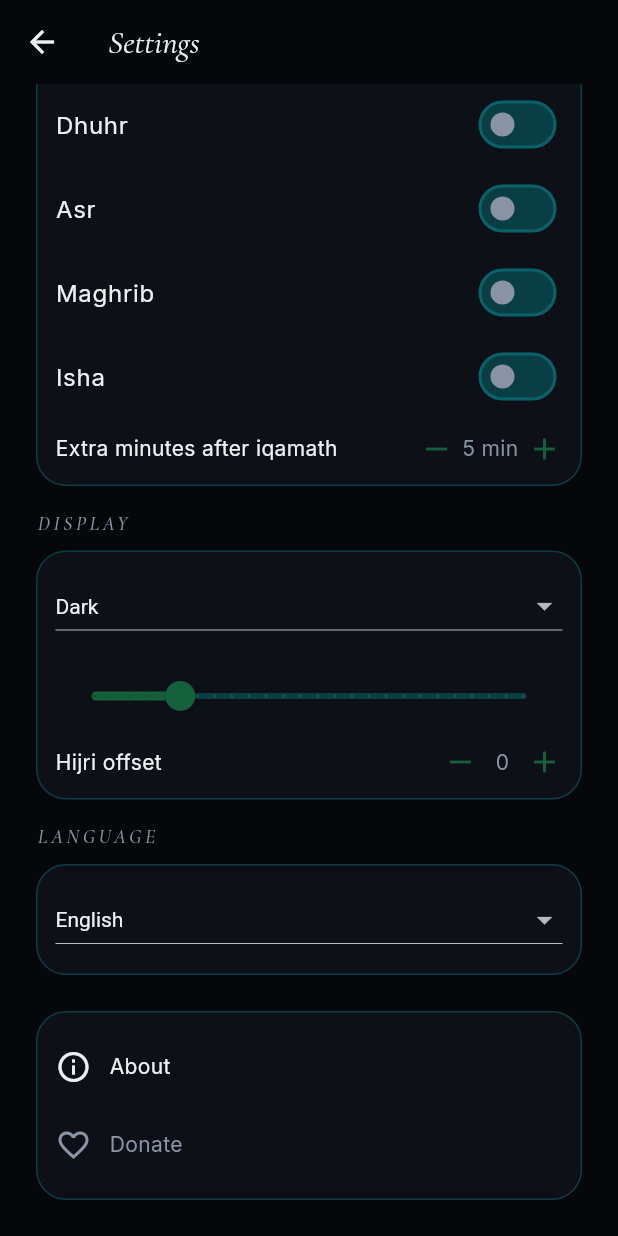
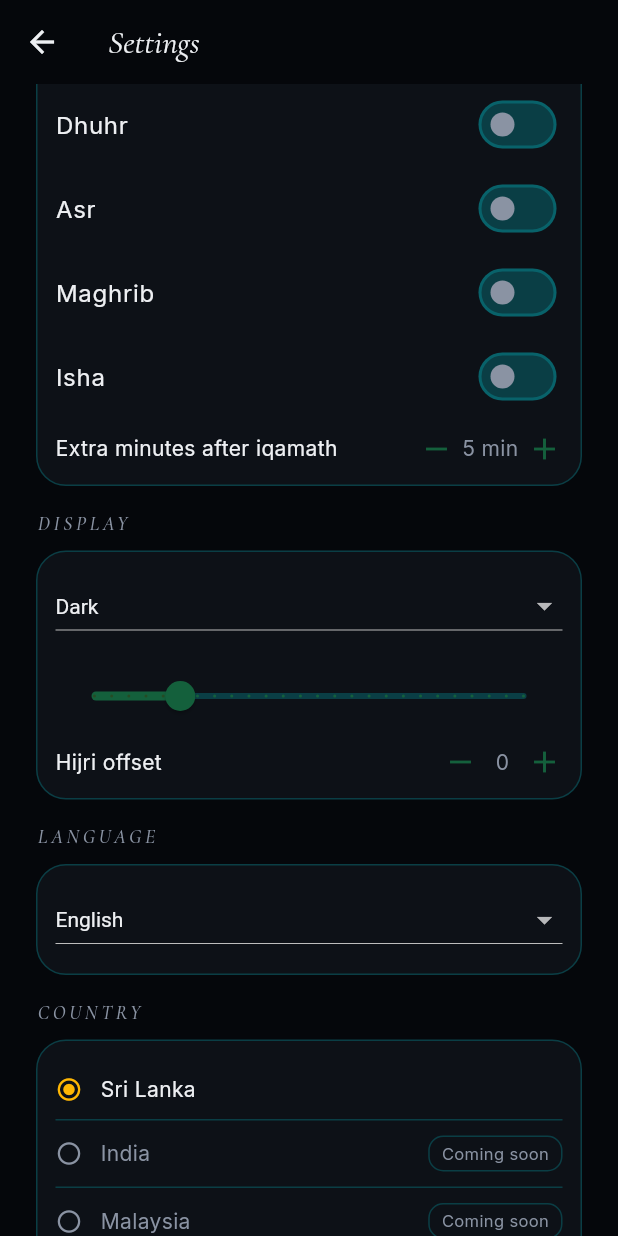
Before and after one commit to ajmalkhan6233-eng/noor_app, a Flutter app: the _SettingsView screen opened directly, scrolled down 844 dp, on a phone screen of 412 x 824 dp. Run offline on Flutter 3.47's test engine with Material 3 defaults, Android fonts, the phone set to English and light mode, and no system bars; our stand-ins replace adhan, equatable, flutter_bloc, flutter_compass, flutter_local_notifications, flutter_secure_storage and 4 more; accounts and stored records are empty.

Commit message:
Polish batch, part 5: UI-only country picker in Settings
New CountrySection: Sri Lanka is selected by default and is the only
enabled/selectable row (it's the only country with real data behind
it — districts, holidays). India, Malaysia, UK, and US render as
visibly disabled rows with a "Coming soon" tag; tapping them does
nothing rather than faking a selection. Purely local widget state —
nothing persisted, no functional data wired up, as requested.

Co-Authored-By: Claude Sonnet 5 <noreply@anthropic.com>
Claude-Session: https://claude.ai/code/session_019gVveWrN2mQ8ZJgjAtAbp6

```diff
--- a/lib/features/settings/presentation/settings_screen.dart
+++ b/lib/features/settings/presentation/settings_screen.dart
@@ -11,6 +11,7 @@ import '../../../l10n/generated/app_localizations.dart';
 import '../logic/settings_cubit/settings_cubit.dart';
 import '../logic/settings_cubit/settings_state.dart';
 import 'widgets/about_donate_section.dart';
+import 'widgets/country_section.dart';
 import 'widgets/display_section.dart';
 import 'widgets/high_latitude_rule_section.dart';
 import 'widgets/iqamath_offset_section.dart';
@@ -79,6 +80,9 @@ class _SettingsView extends StatelessWidget {
                   const SizedBox(height: 16),
                   SectionHeader(l10n.languageSectionHeader),
                   const AppCard(child: LanguageSection()),
+                  const SizedBox(height: 16),
+                  SectionHeader(l10n.countrySectionHeader),
+                  const AppCard(child: CountrySection()),
                   const SizedBox(height: 24),
                   const AboutDonateSection(),
                 ],
--- /dev/null
+++ b/lib/features/settings/presentation/widgets/country_section.dart
@@ -0,0 +1,91 @@
+// Bismillahir Rahmanir Raheem — watermark: ALLAH
+//
+// UI-only country picker — explicitly not wired to any real data.
+// Sri Lanka is the only country with working district/holiday data
+// (see LocationSelector, sri_lanka_holiday.dart) and stays selected
+// and fully functional; the rest render as visibly disabled rows with
+// a "Coming soon" tag so nobody mistakes them for working options.
+// Selection is local widget state only — nothing here is persisted.
+
+import 'package:flutter/material.dart';
+
+import '../../../../core/constants/app_colors.dart';
+import '../../../../core/utils/semantics_helpers.dart';
+import '../../../../l10n/generated/app_localizations.dart';
+
+class CountrySection extends StatefulWidget {
+  const CountrySection({super.key});
+
+  @override
+  State<CountrySection> createState() => _CountrySectionState();
+}
+
+class _CountrySectionState extends State<CountrySection> {
+  static const _sriLanka = 'sriLanka';
+  String _selected = _sriLanka;
+
+  @override
+  Widget build(BuildContext context) {
+    final l10n = AppLocalizations.of(context)!;
+    final countries = <String, String>{
+      _sriLanka: l10n.countrySriLanka,
+      'india': l10n.countryIndia,
+      'malaysia': l10n.countryMalaysia,
+      'unitedKingdom': l10n.countryUnitedKingdom,
+      'unitedStates': l10n.countryUnitedStates,
+    };
+    return Column(
+      crossAxisAlignment: CrossAxisAlignment.stretch,
+      children: [
+        for (final entry in countries.entries) ...[
+          _row(context, key: entry.key, name: entry.value),
+          if (entry.key != countries.keys.last) const Divider(color: AppColors.hairline, height: 1),
+        ],
+      ],
+    );
+  }
+
+  Widget _row(BuildContext context, {required String key, required String name}) {
+    final l10n = AppLocalizations.of(context)!;
+    final isSriLanka = key == _sriLanka;
+    final selected = key == _selected;
+
+    return SemanticButton(
+      label: name,
+      hint: isSriLanka ? null : l10n.countryComingSoonHint,
+      enabled: isSriLanka,
+      onTap: () => setState(() => _selected = key),
+      child: Padding(
+        padding: const EdgeInsets.symmetric(vertical: 10),
+        child: Row(
+          children: [
+            Icon(
+              selected ? Icons.radio_button_checked : Icons.radio_button_unchecked,
+              size: 18,
+              color: isSriLanka ? AppColors.gold : AppColors.sage,
+            ),
+            const SizedBox(width: 12),
+            Expanded(
+              child: Text(
+                name,
+                style: TextStyle(color: isSriLanka ? AppColors.ink : AppColors.sage),
+              ),
+            ),
+            if (!isSriLanka)
+              Container(
+                padding: const EdgeInsets.symmetric(horizontal: 8, vertical: 3),
+                decoration: BoxDecoration(
+                  border: Border.all(color: AppColors.hairline),
+                  borderRadius: BorderRadius.circular(10),
+                ),
+                child: Text(
+                  l10n.comingSoonLabel,
+                  style: const TextStyle(color: AppColors.sage, fontSize: 11),
+                ),
+              ),
+          ],
+        ),
+      ),
+    );
+  }
+}
--- a/lib/l10n/app_en.arb
+++ b/lib/l10n/app_en.arb
@@ -104,6 +104,15 @@
   "silentModeSectionHeader": "Silent mode",
   "displaySectionHeader": "Display",
   "languageSectionHeader": "Language",
+  "countrySectionHeader": "Country",
+  "countryPickerSemanticLabel": "Country",
+  "comingSoonLabel": "Coming soon",
+  "countryComingSoonHint": "Not available yet — Sri Lanka is the only fully working country right now",
+  "countrySriLanka": "Sri Lanka",
+  "countryIndia": "India",
+  "countryMalaysia": "Malaysia",
+  "countryUnitedKingdom": "United Kingdom",
+  "countryUnitedStates": "United States",
 
   "themeSemanticLabel": "Theme",
   "arabicTextSizeSemanticLabel": "Arabic text size",
```
Also changed, not shown: lib/l10n/app_si.arb (+9 -0 lines), lib/l10n/app_ta.arb (+9 -0 lines), lib/l10n/generated/app_localizations.dart, lib/l10n/generated/app_localizations_en.dart, lib/l10n/generated/app_localizations_si.dart, lib/l10n/generated/app_localizations_ta.dart, 1 other file.
